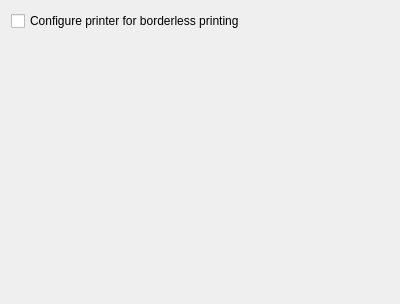
luziferius/MTGProxyPrinter, file mtg_proxy_printer/resources/ui/settings_window/printer_settings_page.ui: the form before one commit.
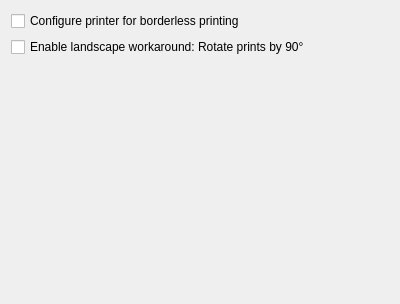
The form after the commit.

Commit message:
Add landscape workaround setting to the printer settings. Add checkbox for toggling this to the printer settings UI.
FossilOrigin-Name: 5ca45a7a172adf5ff764a0684b55b7721444bcbcd0e6dd05a54babcd2be519a2

Patch:
```diff
--- a/mtg_proxy_printer/resources/ui/settings_window/printer_settings_page.ui
+++ b/mtg_proxy_printer/resources/ui/settings_window/printer_settings_page.ui
@@ -28,6 +28,20 @@
      </property>
     </widget>
    </item>
+   <item>
+    <widget class="QCheckBox" name="landscape_workaround">
+     <property name="toolTip">
+      <string>If enabled, print landscape documents in portrait mode with all content rotated by 90°.
+Enable this, if printing landscape documents results in portrait printouts with cropped-off sides.</string>
+     </property>
+     <property name="text">
+      <string>Enable landscape workaround: Rotate prints by 90°</string>
+     </property>
+     <property name="wordWrap" stdset="0">
+      <bool>true</bool>
+     </property>
+    </widget>
+   </item>
    <item>
     <spacer name="vertical_spacer">
      <property name="orientation">
```
The commit also changes 2 other files.
